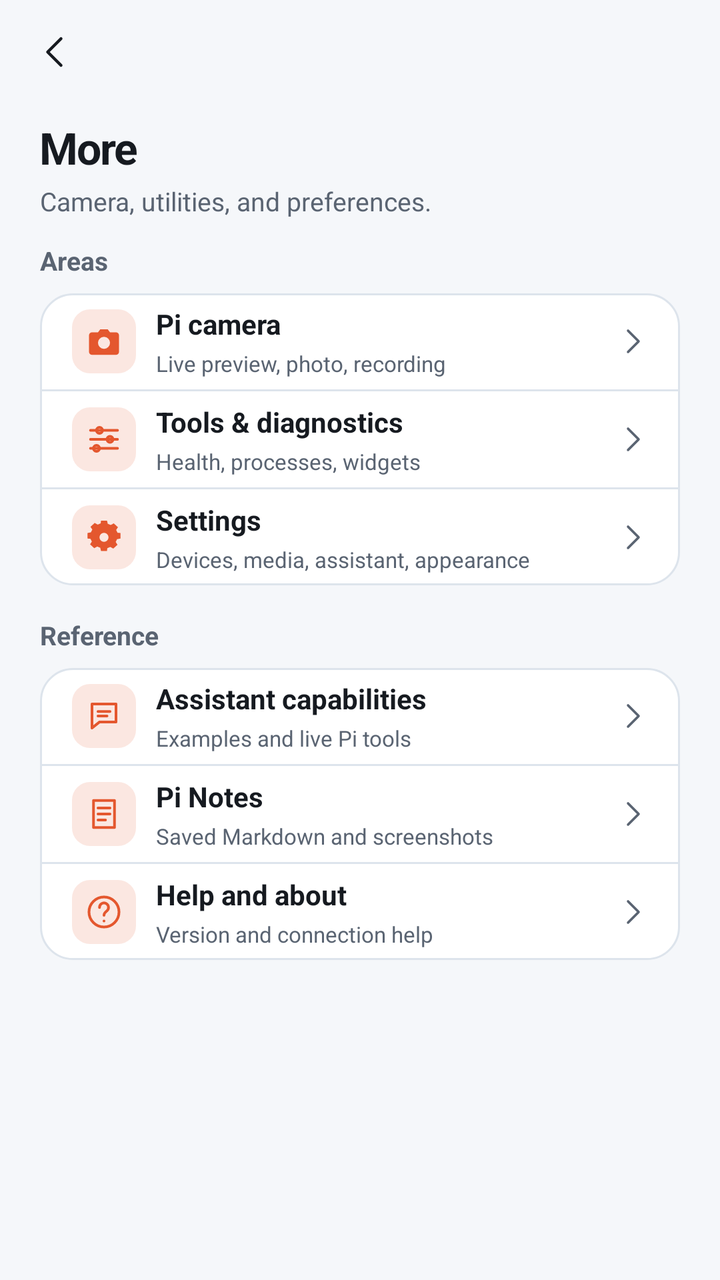
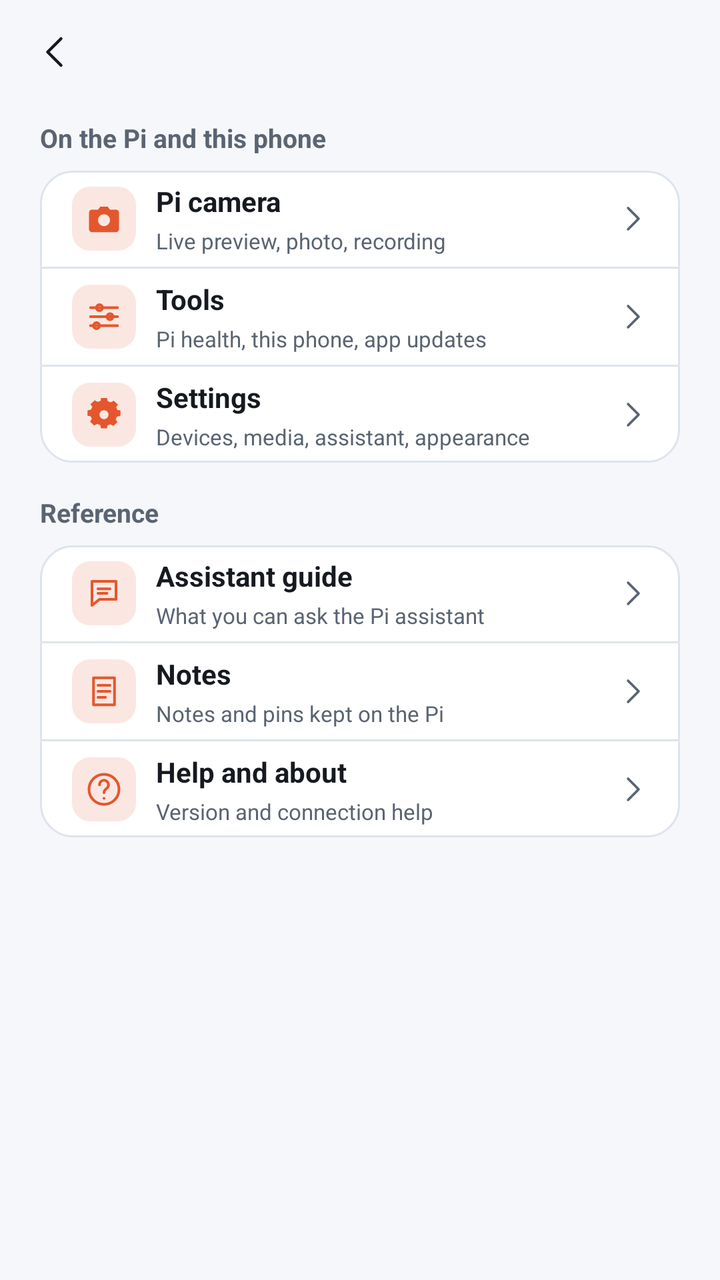

An Android layout rendered at two revisions. The XML below is the earlier revision; the diff shows what the commit changed to produce the second picture.
<!-- AndroidManifest.xml: application theme Theme.Csync -->
<!-- res/layout/page_more_v2.xml -->
<?xml version="1.0" encoding="utf-8"?>
<LinearLayout xmlns:android="http://schemas.android.com/apk/res/android"
    android:layout_width="match_parent" android:layout_height="match_parent"
    android:orientation="vertical" android:background="@color/bg">
    <include android:id="@+id/more_crumb" layout="@layout/kit_page_top"/>
    <ScrollView android:id="@+id/more_overview" android:layout_width="match_parent" android:layout_height="0dp"
        android:layout_weight="1" android:fillViewport="true">
        <LinearLayout android:layout_width="match_parent" android:layout_height="wrap_content"
            android:orientation="vertical" android:paddingStart="@dimen/kit_gutter" android:paddingEnd="@dimen/kit_gutter"
            android:paddingTop="6dp" android:paddingBottom="16dp">
            <TextView android:layout_width="match_parent" android:layout_height="wrap_content"
                android:layout_marginTop="4dp" android:text="More"
                style="@style/Kit.Text.PageTitle" android:textColor="@color/text"/>
            <TextView android:layout_width="match_parent" android:layout_height="wrap_content"
                android:layout_marginTop="4dp" android:text="Camera, utilities, and preferences."
                android:textSize="13sp" android:textColor="@color/dim"/>
            <TextView android:layout_width="match_parent" android:layout_height="wrap_content"
                android:layout_marginTop="14dp" android:layout_marginBottom="8dp"
                android:text="Areas" style="@style/Kit.Text.Section"/>
            <LinearLayout android:layout_width="match_parent" android:layout_height="wrap_content"
                android:orientation="vertical" android:background="@drawable/card_bg">
                <LinearLayout android:id="@+id/more_camera" style="@style/CsyncMoreNavRow">
                    <ImageView style="@style/CsyncMoreIcon" android:src="@drawable/csi_camera"/>
                    <LinearLayout style="@style/CsyncMoreText">
                        <TextView style="@style/CsyncMoreTitle" android:text="Pi camera"/>
                        <TextView style="@style/CsyncMoreSub" android:text="Live preview, photo, recording"/>
                    </LinearLayout>
                    <ImageView style="@style/CsyncMoreChevron"/>
                </LinearLayout>
                <View android:layout_width="match_parent" android:layout_height="1dp" android:background="@color/border"/>
                <LinearLayout android:id="@+id/more_tools" style="@style/CsyncMoreNavRow">
                    <ImageView style="@style/CsyncMoreIcon" android:src="@drawable/csi_tools"/>
                    <LinearLayout style="@style/CsyncMoreText">
                        <TextView style="@style/CsyncMoreTitle" android:text="Tools &amp; diagnostics"/>
                        <TextView style="@style/CsyncMoreSub" android:text="Health, processes, widgets"/>
                    </LinearLayout>
                    <ImageView style="@style/CsyncMoreChevron"/>
                </LinearLayout>
                <View android:layout_width="match_parent" android:layout_height="1dp" android:background="@color/border"/>
                <LinearLayout android:id="@+id/more_settings" style="@style/CsyncMoreNavRow">
                    <ImageView style="@style/CsyncMoreIcon" android:src="@drawable/csi_settings"/>
                    <LinearLayout style="@style/CsyncMoreText">
                        <TextView style="@style/CsyncMoreTitle" android:text="Settings"/>
                        <TextView style="@style/CsyncMoreSub" android:text="Devices, media, assistant, appearance"/>
                    </LinearLayout>
                    <ImageView style="@style/CsyncMoreChevron"/>
                </LinearLayout>
            </LinearLayout>
            <TextView android:layout_width="match_parent" android:layout_height="wrap_content"
                android:layout_marginTop="18dp" android:layout_marginBottom="8dp"
                android:text="Reference" style="@style/Kit.Text.Section"/>
            <LinearLayout android:layout_width="match_parent" android:layout_height="wrap_content"
                android:orientation="vertical" android:background="@drawable/card_bg">
                <LinearLayout android:id="@+id/more_assistant_tools" style="@style/CsyncMoreNavRow">
                    <ImageView style="@style/CsyncMoreIcon" android:src="@drawable/csi_chat"/>
                    <LinearLayout style="@style/CsyncMoreText">
                        <TextView style="@style/CsyncMoreTitle" android:text="Assistant capabilities"/>
                        <TextView style="@style/CsyncMoreSub" android:text="Examples and live Pi tools"/>
                    </LinearLayout>
                    <ImageView style="@style/CsyncMoreChevron"/>
                </LinearLayout>
                <View android:layout_width="match_parent" android:layout_height="1dp" android:background="@color/border"/>
                <LinearLayout android:id="@+id/more_notes" style="@style/CsyncMoreNavRow">
                    <ImageView style="@style/CsyncMoreIcon" android:src="@drawable/csi_note"/>
                    <LinearLayout style="@style/CsyncMoreText">
                        <TextView style="@style/CsyncMoreTitle" android:text="Pi Notes"/>
                        <TextView style="@style/CsyncMoreSub" android:text="Saved Markdown and screenshots"/>
                    </LinearLayout>
                    <ImageView style="@style/CsyncMoreChevron"/>
                </LinearLayout>
                <View android:layout_width="match_parent" android:layout_height="1dp" android:background="@color/border"/>
                <LinearLayout android:id="@+id/more_about" style="@style/CsyncMoreNavRow">
                    <ImageView style="@style/CsyncMoreIcon" android:src="@drawable/csi_help"/>
                    <LinearLayout style="@style/CsyncMoreText">
                        <TextView style="@style/CsyncMoreTitle" android:text="Help and about"/>
                        <TextView style="@style/CsyncMoreSub" android:text="Version and connection help"/>
                    </LinearLayout>
                    <ImageView style="@style/CsyncMoreChevron"/>
                </LinearLayout>
            </LinearLayout>
        </LinearLayout>
    </ScrollView>
    <ScrollView android:id="@+id/more_guide" android:layout_width="match_parent"
        android:layout_height="0dp" android:layout_weight="1" android:visibility="gone">
        <LinearLayout android:layout_width="match_parent" android:layout_height="wrap_content"
            android:orientation="vertical" android:paddingStart="@dimen/kit_gutter" android:paddingEnd="@dimen/kit_gutter"
            android:paddingTop="6dp" android:paddingBottom="16dp">
            <TextView android:layout_width="match_parent" android:layout_height="wrap_content"
                android:text="Assistant capabilities" style="@style/Kit.Text.PageTitle"
                android:textColor="@color/text"/>
            <TextView android:layout_width="match_parent" android:layout_height="wrap_content"
                android:layout_marginTop="4dp" android:text="What the Pi assistant can help with."
                android:textSize="13sp" android:textColor="@color/dim"/>
            <TextView android:layout_width="match_parent" android:layout_height="wrap_content"
                android:layout_marginTop="20dp" android:text="Ask and inspect"
                style="@style/Kit.Text.Section"/>
            <TextView android:layout_width="match_parent" android:layout_height="wrap_content"
                android:layout_marginTop="8dp" android:text="Search media, discuss results, and inspect device context."
                android:textSize="14sp" android:textColor="@color/text"/>
            <TextView android:layout_width="match_parent" android:layout_height="wrap_content"
                android:layout_marginTop="20dp" android:text="Available Pi tools"
                style="@style/Kit.Text.Section"/>
            <LinearLayout android:id="@+id/home_caps" android:layout_width="match_parent"
                android:layout_height="wrap_content" android:layout_marginTop="8dp"
                android:orientation="vertical"/>
            <TextView android:layout_width="match_parent" android:layout_height="wrap_content"
                android:layout_marginTop="20dp" android:text="Model and tool availability comes from the Pi. Check Settings for supported choices."
                android:textSize="13sp" android:textColor="@color/dim"/>
        </LinearLayout>
    </ScrollView>
    <ScrollView android:id="@+id/more_help" android:layout_width="match_parent"
        android:layout_height="0dp" android:layout_weight="1" android:visibility="gone">
        <LinearLayout android:layout_width="match_parent" android:layout_height="wrap_content"
            android:orientation="vertical" android:paddingStart="@dimen/kit_gutter" android:paddingEnd="@dimen/kit_gutter"
            android:paddingTop="6dp" android:paddingBottom="16dp">
            <TextView android:layout_width="match_parent" android:layout_height="wrap_content"
                android:text="Help &amp; about" style="@style/Kit.Text.PageTitle"
                android:textColor="@color/text"/>
            <TextView android:layout_width="match_parent" android:layout_height="wrap_content"
                android:layout_marginTop="4dp" android:text="csync across phone, Pi, and named peers."
                android:textSize="13sp" android:textColor="@color/dim"/>
            <TextView android:layout_width="match_parent" android:layout_height="wrap_content"
                android:layout_marginTop="20dp" android:text="Where things live"
                style="@style/Kit.Text.Section"/>
            <TextView android:layout_width="match_parent" android:layout_height="wrap_content"
                android:layout_marginTop="8dp" android:text="Media browses Pi storage. Share sends to named devices. Chat uses the Pi assistant. Tools checks service health and offers app updates from Pi."
                android:textSize="14sp" android:textColor="@color/text"/>
            <TextView android:layout_width="match_parent" android:layout_height="wrap_content"
                android:layout_marginTop="20dp" android:text="Support"
                style="@style/Kit.Text.Section"/>
            <TextView android:layout_width="match_parent" android:layout_height="wrap_content"
                android:layout_marginTop="8dp" android:text="Check Tools for service health, then inspect the named device and source in Settings."
                android:textSize="14sp" android:textColor="@color/text"/>
            <TextView android:id="@+id/more_version" android:layout_width="match_parent"
                android:layout_height="wrap_content" android:layout_marginTop="20dp"
                android:textSize="12sp" android:textColor="@color/dim"/>
        </LinearLayout>
    </ScrollView>
</LinearLayout>
<!-- res/layout/kit_page_top.xml (included above) -->
<?xml version="1.0" encoding="utf-8"?>
<LinearLayout xmlns:android="http://schemas.android.com/apk/res/android"
    xmlns:app="http://schemas.android.com/apk/res-auto"
    android:id="@+id/kit_top"
    android:layout_width="match_parent" android:layout_height="@dimen/kit_top_height"
    android:orientation="horizontal" android:gravity="center_vertical"
    android:paddingStart="4dp" android:paddingEnd="4dp" android:background="@color/bg">
    <ImageView android:id="@+id/kit_back"
        android:layout_width="48dp" android:layout_height="48dp" android:padding="14dp"
        android:src="@drawable/csi_back" app:tint="@color/text"
        android:contentDescription="Back"
        android:background="?attr/selectableItemBackgroundBorderless"/>
    <HorizontalScrollView android:id="@+id/kit_crumbs_scroll"
        android:layout_width="0dp" android:layout_weight="1" android:layout_height="match_parent"
        android:scrollbars="none" android:overScrollMode="never">
        <LinearLayout android:id="@+id/kit_crumbs"
            android:layout_width="wrap_content" android:layout_height="match_parent"
            android:orientation="horizontal" android:gravity="center_vertical"/>
    </HorizontalScrollView>
    <LinearLayout android:id="@+id/kit_actions"
        android:layout_width="wrap_content" android:layout_height="match_parent"
        android:orientation="horizontal" android:gravity="center_vertical"/>
</LinearLayout>
<!-- resources referenced by this layout -->
<resources>
  <color name="bg">#F5F7FA</color>
  <color name="border">#DDE4EC</color>
  <color name="dim">#5A6472</color>
  <color name="text">#161A20</color>
  <dimen name="kit_gutter">20dp</dimen>
  <dimen name="kit_top_height">52dp</dimen>
  <!-- drawable card_bg (drawable) -->
  <?xml version="1.0" encoding="utf-8"?>
  <shape xmlns:android="http://schemas.android.com/apk/res/android" android:shape="rectangle">
      <solid android:color="@color/surface"/>
      <corners android:radius="16dp"/>
      <stroke android:width="1dp" android:color="@color/border"/>
  </shape>
  <style name="CsyncMoreNavRow" parent="CsyncMoreRow">
          <item name="android:orientation">horizontal</item>
          <item name="android:minHeight">48dp</item>
          <item name="android:paddingTop">5dp</item>
          <item name="android:paddingBottom">5dp</item>
      </style>
  <style name="CsyncMoreSub">
          <item name="android:layout_width">match_parent</item>
          <item name="android:layout_height">wrap_content</item>
          <item name="android:layout_marginTop">3dp</item>
          <item name="android:textSize">11sp</item>
          <item name="android:textColor">@color/dim</item>
      </style>
  <style name="CsyncMoreText">
          <item name="android:layout_width">0dp</item>
          <item name="android:layout_weight">1</item>
          <item name="android:layout_height">wrap_content</item>
          <item name="android:orientation">vertical</item>
      </style>
  <style name="CsyncMoreTitle">
          <item name="android:layout_width">match_parent</item>
          <item name="android:layout_height">wrap_content</item>
          <item name="android:textSize">14sp</item>
          <item name="android:textStyle">bold</item>
          <item name="android:textColor">@color/text</item>
      </style>
  <style name="Kit.Text.PageTitle">
          <item name="android:textSize">22sp</item>
          <item name="android:textStyle">bold</item>
          <item name="android:letterSpacing">-0.03</item>
      </style>
  <style name="Kit.Text.Section">
          <item name="android:textSize">13sp</item>
          <item name="android:textStyle">bold</item>
          <item name="android:textColor">@color/dim</item>
          <item name="android:textAllCaps">false</item>
      </style>
  <style name="Theme.Csync" parent="Theme.Material3.DayNight.NoActionBar">
          <item name="colorPrimary">@color/coral</item>
          <item name="colorOnPrimary">@color/onAccent</item>
          <item name="android:colorBackground">@color/bg</item>
          <item name="colorSurface">@color/surface</item>
          <item name="colorOnSurface">@color/text</item>
          <item name="colorOnBackground">@color/text</item>
          <item name="android:statusBarColor">@color/bg</item>
          <item name="android:navigationBarColor">@color/surface</item>
          <item name="android:windowLightStatusBar" tools:targetApi="m">true</item>
          <item name="android:windowSplashScreenBackground" tools:targetApi="s">@color/splash_bg</item>
          <item name="android:windowSplashScreenAnimatedIcon" tools:targetApi="s">@drawable/splash_icon</item>
          <item name="android:windowSplashScreenIconBackgroundColor" tools:targetApi="s">@color/splash_bg</item>
      </style>
  <color name="surface">#FFFFFF</color>
  <dimen name="kit_tile">32dp</dimen>
  <dimen name="kit_row_gap">10dp</dimen>
  <!-- drawable kit_tile_bg (drawable) -->
  <?xml version="1.0" encoding="utf-8"?>
  <shape xmlns:android="http://schemas.android.com/apk/res/android" android:shape="rectangle">
      <solid android:color="@color/kit_accent_soft"/>
      <corners android:radius="9dp"/>
  </shape>
  <color name="coral">#E4572E</color>
  <color name="onAccent">#FFFFFF</color>
  <color name="splash_bg">#0F1216</color>
  <!-- unchanged entries left out for length: 12 -->
</resources>

<!-- the commit's change to res/layout/page_more_v2.xml (unified diff, before → after) -->
@@ -12,11 +12,8 @@
                 android:layout_marginTop="4dp" android:text="More"
                 style="@style/Kit.Text.PageTitle" android:textColor="@color/text"/>
             <TextView android:layout_width="match_parent" android:layout_height="wrap_content"
-                android:layout_marginTop="4dp" android:text="Camera, utilities, and preferences."
-                android:textSize="13sp" android:textColor="@color/dim"/>
-            <TextView android:layout_width="match_parent" android:layout_height="wrap_content"
-                android:layout_marginTop="14dp" android:layout_marginBottom="8dp"
-                android:text="Areas" style="@style/Kit.Text.Section"/>
+                android:layout_marginTop="4dp" android:layout_marginBottom="8dp"
+                android:text="On the Pi and this phone" style="@style/Kit.Text.Section"/>
             <LinearLayout android:layout_width="match_parent" android:layout_height="wrap_content"
                 android:orientation="vertical" android:background="@drawable/card_bg">
                 <LinearLayout android:id="@+id/more_camera" style="@style/CsyncMoreNavRow">
@@ -31,8 +28,8 @@
                 <LinearLayout android:id="@+id/more_tools" style="@style/CsyncMoreNavRow">
                     <ImageView style="@style/CsyncMoreIcon" android:src="@drawable/csi_tools"/>
                     <LinearLayout style="@style/CsyncMoreText">
-                        <TextView style="@style/CsyncMoreTitle" android:text="Tools &amp; diagnostics"/>
-                        <TextView style="@style/CsyncMoreSub" android:text="Health, processes, widgets"/>
+                        <TextView style="@style/CsyncMoreTitle" android:text="Tools"/>
+                        <TextView style="@style/CsyncMoreSub" android:text="Pi health, this phone, app updates"/>
                     </LinearLayout>
                     <ImageView style="@style/CsyncMoreChevron"/>
                 </LinearLayout>
@@ -54,8 +51,8 @@
                 <LinearLayout android:id="@+id/more_assistant_tools" style="@style/CsyncMoreNavRow">
                     <ImageView style="@style/CsyncMoreIcon" android:src="@drawable/csi_chat"/>
                     <LinearLayout style="@style/CsyncMoreText">
-                        <TextView style="@style/CsyncMoreTitle" android:text="Assistant capabilities"/>
-                        <TextView style="@style/CsyncMoreSub" android:text="Examples and live Pi tools"/>
+                        <TextView style="@style/CsyncMoreTitle" android:text="Assistant guide"/>
+                        <TextView style="@style/CsyncMoreSub" android:text="What you can ask the Pi assistant"/>
                     </LinearLayout>
                     <ImageView style="@style/CsyncMoreChevron"/>
                 </LinearLayout>
@@ -63,8 +60,8 @@
                 <LinearLayout android:id="@+id/more_notes" style="@style/CsyncMoreNavRow">
                     <ImageView style="@style/CsyncMoreIcon" android:src="@drawable/csi_note"/>
                     <LinearLayout style="@style/CsyncMoreText">
-                        <TextView style="@style/CsyncMoreTitle" android:text="Pi Notes"/>
-                        <TextView style="@style/CsyncMoreSub" android:text="Saved Markdown and screenshots"/>
+                        <TextView style="@style/CsyncMoreTitle" android:text="Notes"/>
+                        <TextView style="@style/CsyncMoreSub" android:text="Notes and pins kept on the Pi"/>
                     </LinearLayout>
                     <ImageView style="@style/CsyncMoreChevron"/>
                 </LinearLayout>
<!-- resource entries referenced after the edit -->
@@ -40,6 +40,7 @@
           <item name="android:textColor">@color/text</item>
       </style>
   <style name="Kit.Text.PageTitle">
+          <item name="android:visibility">gone</item>
           <item name="android:textSize">22sp</item>
           <item name="android:textStyle">bold</item>
           <item name="android:letterSpacing">-0.03</item>
@@ -59,6 +60,8 @@
           <item name="colorOnBackground">@color/text</item>
           <item name="android:statusBarColor">@color/bg</item>
           <item name="android:navigationBarColor">@color/surface</item>
+          
+          <item name="android:windowAnimationStyle">@null</item>
           <item name="android:windowLightStatusBar" tools:targetApi="m">true</item>
           <item name="android:windowSplashScreenBackground" tools:targetApi="s">@color/splash_bg</item>
           <item name="android:windowSplashScreenAnimatedIcon" tools:targetApi="s">@drawable/splash_icon</item>
